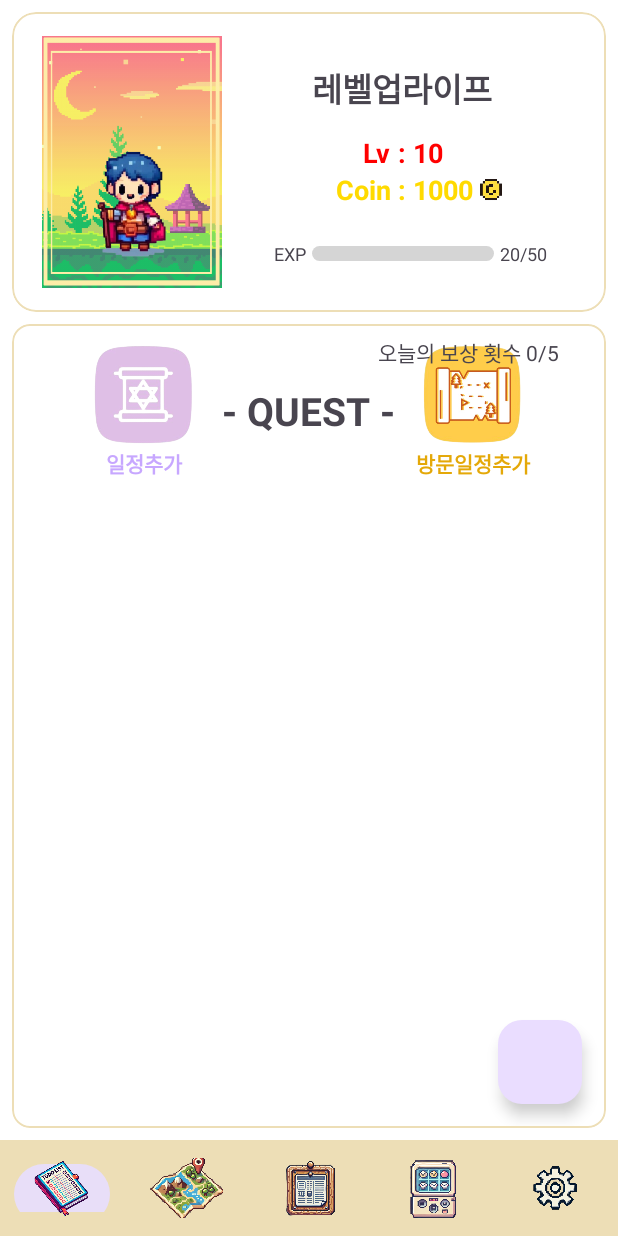
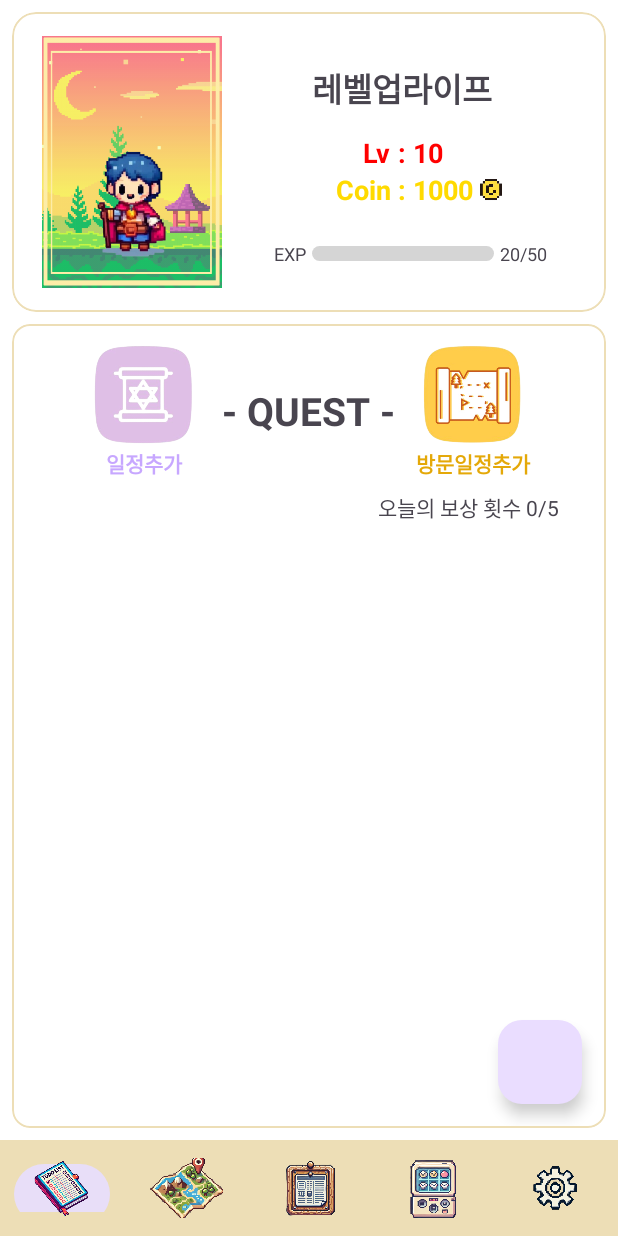
Before and after one commit to limjihoon1/LevelUpLife, an Android app: the fragment HomeFragment placed in its activity, on a phone screen of 412 x 824 dp. Run offline under Robolectric (Android 15) with nearby library versions, the phone set to English and light mode, and no system bars; pictures from the network do not load.

Commit message:
홈화면 수정

```diff
--- a/app/src/main/res/layout/fragment_home2.xml
+++ b/app/src/main/res/layout/fragment_home2.xml
@@ -304,7 +304,7 @@
                 android:layout_height="wrap_content"
                 android:padding="8dp"
                 android:text="오늘의 보상 횟수 0/5 "
-                android:layout_below="@+id/q"
+                android:layout_below="@+id/linearQ"
                 android:layout_alignParentRight="true"
                 android:layout_marginRight="20dp"
                 android:textSize="14sp" />
```
